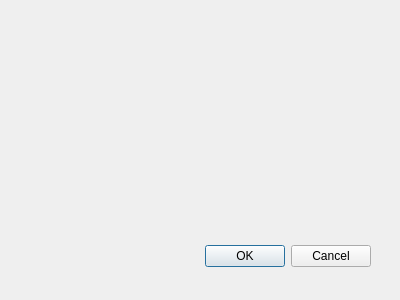
Before: the Qt Designer form UserApp/StoragePaymentDialog.ui in proximax-storage/cpp-xpx-storage-user-app, drawn with Qt 5.
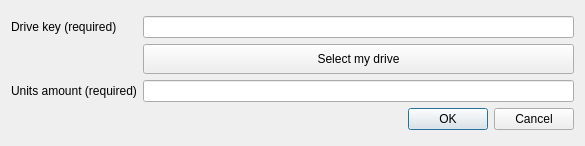
After: the same form once the commit is applied.

Commit message: Added buttons, layouts

The edit to the form file:
```diff
--- a/UserApp/StoragePaymentDialog.ui
+++ b/UserApp/StoragePaymentDialog.ui
@@ -8,22 +8,51 @@
    <rect>
     <x>0</x>
     <y>0</y>
-    <width>400</width>
-    <height>300</height>
+    <width>585</width>
+    <height>146</height>
    </rect>
   </property>
   <property name="windowTitle">
    <string>Dialog</string>
   </property>
-  <widget name="buttonBox" class="QDialogButtonBox">
-   <property name="geometry">
-    <rect>
-     <x>30</x>
-     <y>240</y>
-     <width>341</width>
-     <height>32</height>
-    </rect>
-   </property>
+  <layout class="QVBoxLayout" name="verticalLayout">
+   <item>
+    <layout class="QGridLayout" name="gridLayout">
+     <item row="2" column="1">
+      <widget class="QLineEdit" name="m_unitsAmount"/>
+     </item>
+     <item row="2" column="0">
+      <widget class="QLabel" name="label">
+       <property name="text">
+        <string>Units amount (required)</string>
+       </property>
+      </widget>
+     </item>
+     <item row="0" column="0">
+      <widget class="QLabel" name="label_2">
+       <property name="text">
+        <string>Drive key (required)</string>
+       </property>
+      </widget>
+     </item>
+     <item row="0" column="1">
+      <widget class="QLineEdit" name="m_driveKy"/>
+     </item>
+     <item row="1" column="1">
+      <widget class="QPushButton" name="m_selectDrive">
+       <property name="minimumSize">
+        <size>
+         <width>0</width>
+         <height>30</height>
+        </size>
+       </property>
+       <property name="text">
+        <string>Select my drive</string>
+       </property>
+      </widget>
+     </item>
+     <item row="3" column="1">
+      <widget class="QDialogButtonBox" name="buttonBox">
    <property name="orientation">
     <enum>Qt::Horizontal</enum>
    </property>
@@ -31,6 +60,10 @@
     <set>QDialogButtonBox::Cancel|QDialogButtonBox::Ok</set>
    </property>
   </widget>
+     </item>
+    </layout>
+   </item>
+  </layout>
  </widget>
  <pixmapfunction/>
  <resources/>
```
Left out of the diff: 7 changed lines with no effect on the pictures. Lines whose indentation alone changed are shown as unchanged. The commit also changes 1 other file.
